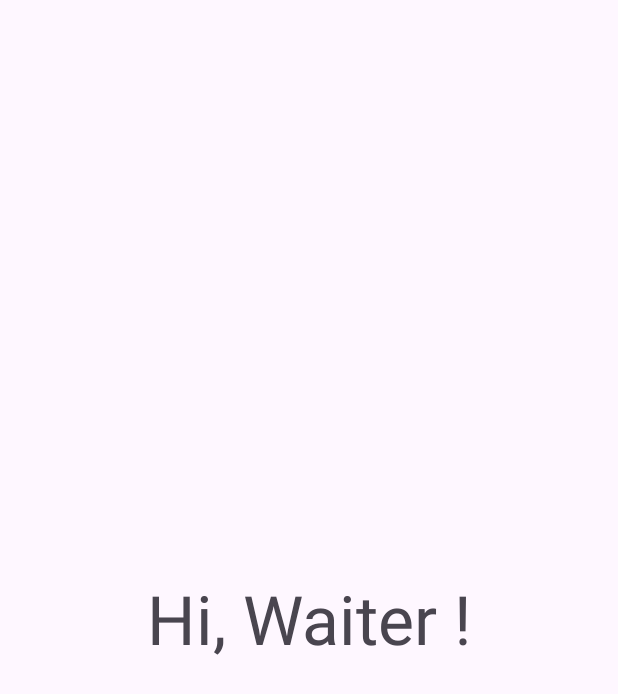
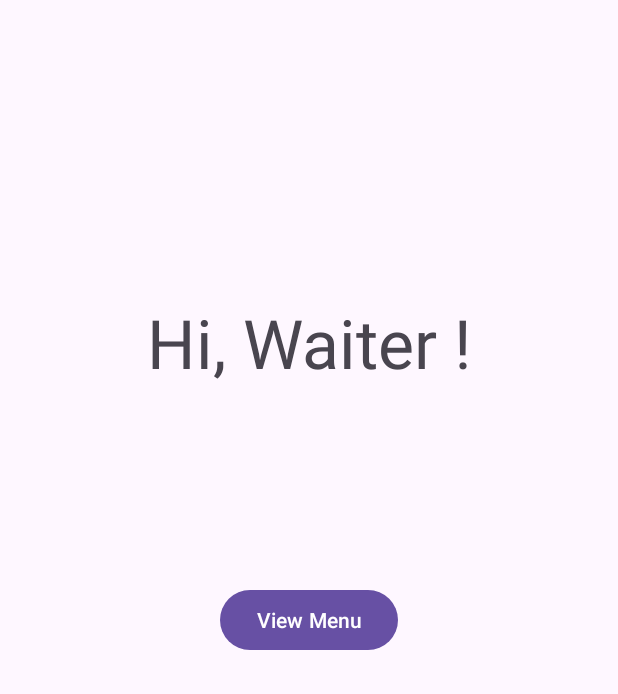
Before and after one commit to thiva-k/Restaurant-Order-Manager, an Android app: the WaiterActivity screen opened directly, with no data from a screen before it, on a phone screen of 412 x 824 dp. Shown: the top 694 px of the screen. Run offline under Robolectric (Android 15) with nearby library versions, the phone set to English and light mode, and no system bars.

Commit message:
Waiter can now view menu after login

```diff
--- a/app/src/main/java/com/example/hotel_management/WaiterActivity.java
+++ b/app/src/main/java/com/example/hotel_management/WaiterActivity.java
@@ -2,7 +2,10 @@ package com.example.hotel_management;
 
 import androidx.appcompat.app.AppCompatActivity;
 
+import android.content.Intent;
 import android.os.Bundle;
+import android.view.View;
+import android.widget.Button;
 
 public class WaiterActivity extends AppCompatActivity {
 
@@ -10,5 +13,14 @@ public class WaiterActivity extends AppCompatActivity {
     protected void onCreate(Bundle savedInstanceState) {
         super.onCreate(savedInstanceState);
         setContentView(R.layout.activity_waiter);
+
+        Button viewMenuButton = (Button)findViewById(R.id.viewMenuButton);
+        viewMenuButton.setOnClickListener(new View.OnClickListener() {
+            public void onClick(View v) {
+                Intent intent = new Intent(WaiterActivity.this, MenuActivity.class);
+                startActivity(intent);
+            }
+        });
     }
+
 }
--- a/app/src/main/res/layout/activity_waiter.xml
+++ b/app/src/main/res/layout/activity_waiter.xml
@@ -14,6 +14,21 @@
         android:textAppearance="@style/TextAppearance.AppCompat.Display2"
         app:layout_constraintBottom_toBottomOf="parent"
         app:layout_constraintEnd_toEndOf="parent"
+        app:layout_constraintHorizontal_bias="0.502"
         app:layout_constraintStart_toStartOf="parent"
-        app:layout_constraintTop_toTopOf="parent" />
+        app:layout_constraintTop_toTopOf="parent"
+        app:layout_constraintVertical_bias="0.259" />
+
+    <Button
+        android:id="@+id/viewMenuButton"
+        android:layout_width="wrap_content"
+        android:layout_height="wrap_content"
+        android:layout_marginTop="8dp"
+        android:layout_marginBottom="8dp"
+        android:text="View Menu"
+        app:layout_constraintBottom_toBottomOf="parent"
+        app:layout_constraintEnd_toEndOf="parent"
+        app:layout_constraintStart_toStartOf="parent"
+        app:layout_constraintTop_toBottomOf="@+id/textView4"
+        app:layout_constraintVertical_bias="0.245" />
 </androidx.constraintlayout.widget.ConstraintLayout>
```
